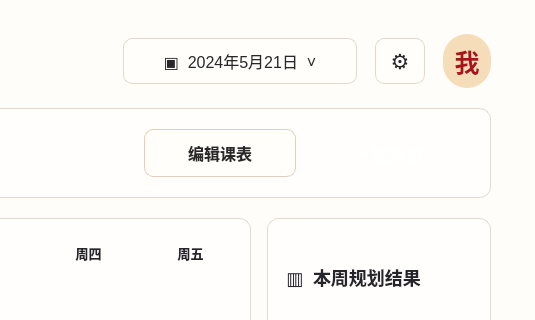
First picture: the form in pages/planning.ui, repository Rain16hyx/PKUsleeper, before the edit; both pictures show x 423 to 958 and y 0 to 320 of the 958 by 699 pixel window.
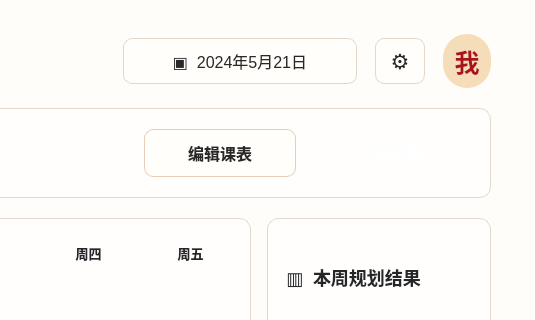
Second picture: the form after the edit.

Diff of the .ui file:
```diff
--- a/pages/planning.ui
+++ b/pages/planning.ui
@@ -295,7 +295,7 @@
      <item>
       <widget class="QPushButton" name="dateButton">
        <property name="text">
-        <string>▣  2024年5月21日  ˅</string>
+        <string>▣  2024年5月21日</string>
        </property>
       </widget>
      </item>
```
